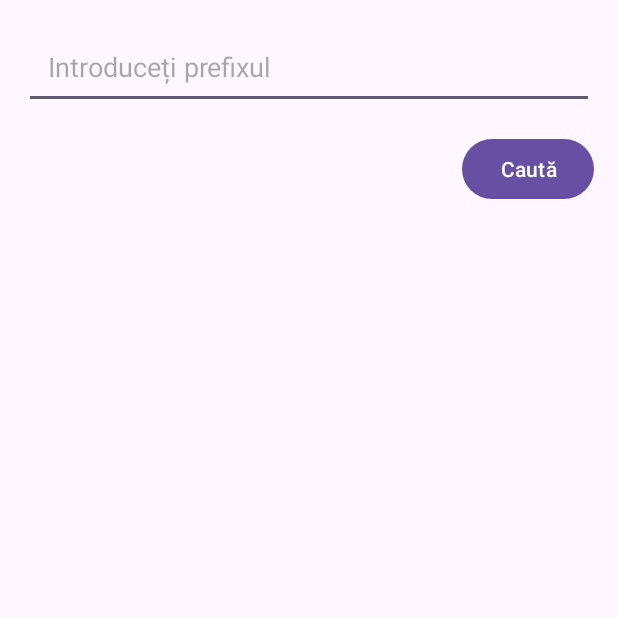
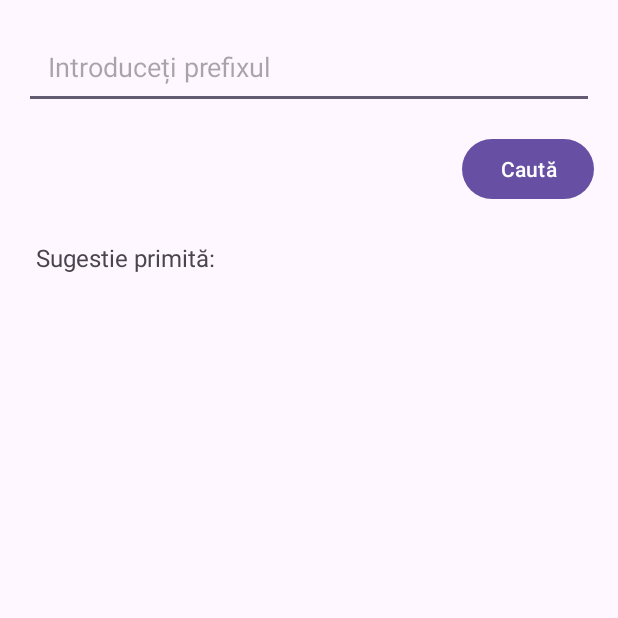
Before and after one commit to andiciupitu/PracticalTest02v1, an Android app: the screen it shows after launch (PracticalTest02v1MainActivity), on a phone screen of 412 x 824 dp, the top half of it. Run offline under Robolectric (Android 15) with nearby library versions, the phone set to English and light mode, and no system bars.

Commit message:
3 c done

```diff
--- a/PracticalTest02v1/app/src/main/java/ro/pub/cs/systems/eim/practicaltest02v1/PracticalTest02v1MainActivity.kt
+++ b/PracticalTest02v1/app/src/main/java/ro/pub/cs/systems/eim/practicaltest02v1/PracticalTest02v1MainActivity.kt
@@ -1,9 +1,15 @@
 package ro.pub.cs.systems.eim.practicaltest02v1
 
+import android.content.BroadcastReceiver
+import android.content.Context
+import android.content.Intent
+import android.content.IntentFilter
+import android.os.Build
 import android.os.Bundle
 import android.util.Log
 import android.widget.Button
 import android.widget.EditText
+import android.widget.TextView
 import android.widget.Toast
 import androidx.appcompat.app.AppCompatActivity
 import retrofit2.Call
@@ -14,16 +20,36 @@ class PracticalTest02v1MainActivity : AppCompatActivity() {
 
     private lateinit var prefixEditText: EditText
     private lateinit var searchButton: Button
+    private lateinit var suggestionReceiver: SuggestionReceiver
+    private lateinit var resultTextView: TextView
 
     override fun onCreate(savedInstanceState: Bundle?) {
         super.onCreate(savedInstanceState)
         setContentView(R.layout.activity_practical_test02v1_main)
 
         // Inițializare UI
+        resultTextView = findViewById(R.id.resultTextView)
+
         prefixEditText = findViewById(R.id.prefixEditText)
         searchButton = findViewById(R.id.searchButton)
 
-        // Butonul pentru căutare
+        // Configurare BroadcastReceiver
+        suggestionReceiver = SuggestionReceiver()
+        if (Build.VERSION.SDK_INT >= Build.VERSION_CODES.S) {
+            registerReceiver(
+                suggestionReceiver,
+                IntentFilter("com.example.AUTOCOMPLETE_SUGGESTION"),
+                Context.RECEIVER_NOT_EXPORTED
+            )
+        }
+        /*else {
+            registerReceiver(
+                suggestionReceiver,
+                IntentFilter("com.example.AUTOCOMPLETE_SUGGESTION")
+            )
+        }*/
+
+        // Configurare buton de căutare
         searchButton.setOnClickListener {
             val query = prefixEditText.text.toString().trim()
             if (query.isNotEmpty()) {
@@ -38,17 +64,16 @@ class PracticalTest02v1MainActivity : AppCompatActivity() {
         RetrofitInstance.api.getAutocompleteSuggestions(query = query).enqueue(object : Callback<List<Any>> {
             override fun onResponse(call: Call<List<Any>>, response: Response<List<Any>>) {
                 if (response.isSuccessful) {
-                    // Afișare răspuns complet în Logcat
                     Log.d("AutocompleteResponse", "Răspuns complet: ${response.body().toString()}")
 
-                    // Parsarea stringurilor de autocomplete
                     val result = response.body() as? List<Any>
                     val suggestions = result?.getOrNull(1) as? List<String>
                     Log.d("ParsedSuggestions", "Sugestii parsate: ${suggestions.toString()}")
 
-                    // Afișarea celei de-a treia intrări, dacă există
                     if (suggestions != null && suggestions.size >= 3) {
-                        Log.d("ThirdSuggestion", "A treia sugestie: ${suggestions[2]}")
+                        val thirdSuggestion = suggestions[2]
+                        Log.d("ThirdSuggestion", "A treia sugestie: $thirdSuggestion")
+                        sendThirdSuggestionBroadcast(thirdSuggestion)
                     } else {
                         Log.d("ThirdSuggestion", "Nu există o a treia sugestie.")
                     }
@@ -62,4 +87,28 @@ class PracticalTest02v1MainActivity : AppCompatActivity() {
             }
         })
     }
+
+    private fun sendThirdSuggestionBroadcast(thirdSuggestion: String) {
+        val intent = Intent("com.example.AUTOCOMPLETE_SUGGESTION")
+        intent.setPackage(packageName) // Asigură că broadcast-ul este destinat doar aplicației
+        intent.putExtra("thirdSuggestion", thirdSuggestion)
+        sendBroadcast(intent)
+    }
+
+
+    override fun onDestroy() {
+        super.onDestroy()
+        unregisterReceiver(suggestionReceiver)
+    }
+
+    // Receiver pentru gestionarea sugestiilor
+    inner class SuggestionReceiver : BroadcastReceiver() {
+        override fun onReceive(context: Context, intent: Intent) {
+            val thirdSuggestion = intent.getStringExtra("thirdSuggestion")
+            if (thirdSuggestion != null) {
+                Toast.makeText(context, "Sugestia primită: $thirdSuggestion", Toast.LENGTH_SHORT).show()
+                resultTextView.setText(thirdSuggestion)
+            }
+        }
+    }
 }
--- a/PracticalTest02v1/app/src/main/res/layout/activity_practical_test02v1_main.xml
+++ b/PracticalTest02v1/app/src/main/res/layout/activity_practical_test02v1_main.xml
@@ -29,5 +29,15 @@
         android:layout_height="wrap_content"
         android:layout_below="@id/searchButton"
         android:layout_marginTop="16dp" />
+    <TextView
+        android:id="@+id/resultTextView"
+        android:layout_width="match_parent"
+        android:layout_height="wrap_content"
+        android:layout_below="@id/searchButton"
+        android:layout_marginTop="16dp"
+        android:text="Sugestie primită:"
+        android:textSize="16sp"
+        android:padding="8dp" />
+
 
 </RelativeLayout>
```
